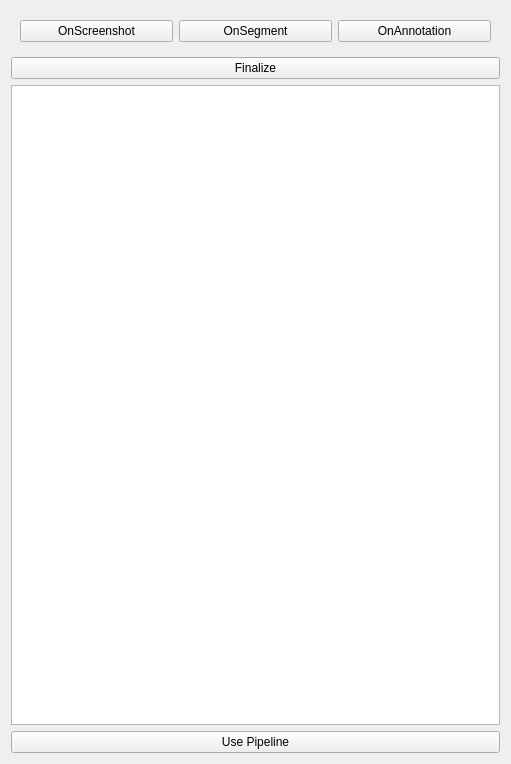
This is qt_ui/PipelineWidget.ui in FilmColors/VIAN as Qt 5 draws it before an edit. The edited form follows.
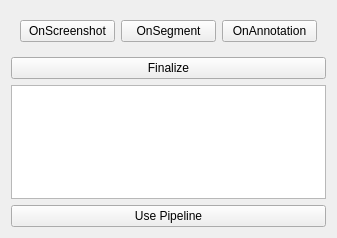
This is the edited form.

Commit message: Pipeline Widget

Patch:
```diff
--- a/qt_ui/PipelineWidget.ui
+++ b/qt_ui/PipelineWidget.ui
@@ -6,8 +6,8 @@
    <rect>
     <x>0</x>
     <y>0</y>
-    <width>511</width>
-    <height>764</height>
+    <width>337</width>
+    <height>238</height>
    </rect>
   </property>
   <property name="windowTitle">
```
The commit also changes 4 other files.
